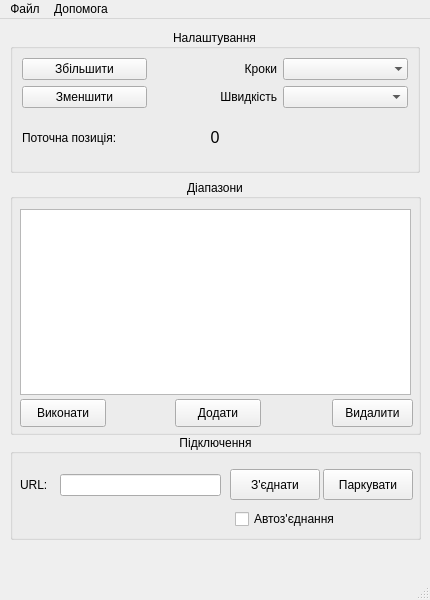
neurotoxin78/pyMagLoopCtrl_qt6, file ui.ui: the form before one commit.
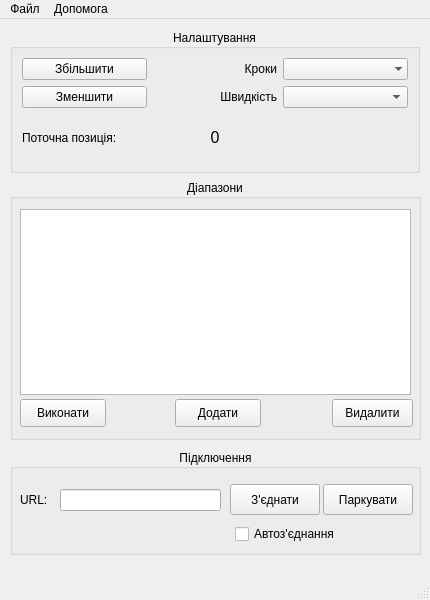
The form after the commit.

Commit message: Add autoconnect feature

Patch:
```diff
--- a/ui.ui
+++ b/ui.ui
@@ -134,7 +134,7 @@
       <x>10</x>
       <y>160</y>
       <width>411</width>
-      <height>256</height>
+      <height>261</height>
      </rect>
     </property>
     <property name="title">
@@ -197,7 +197,7 @@
     <property name="geometry">
      <rect>
       <x>10</x>
-      <y>415</y>
+      <y>430</y>
       <width>411</width>
       <height>106</height>
      </rect>
```
The commit also changes 2 other files.
